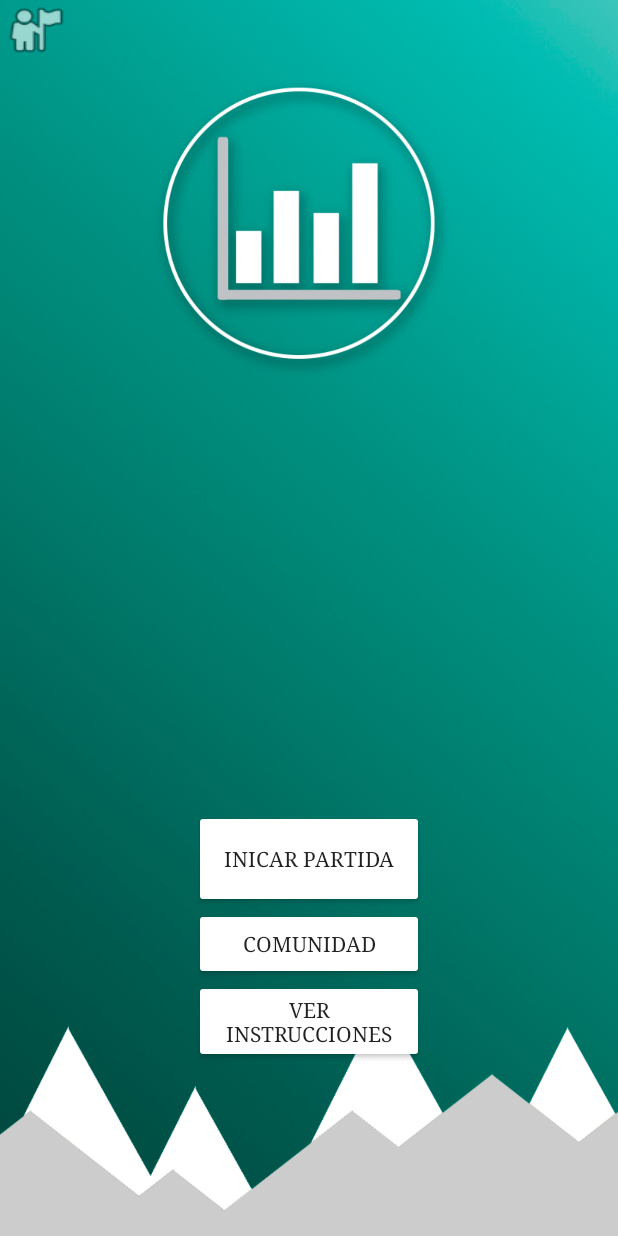
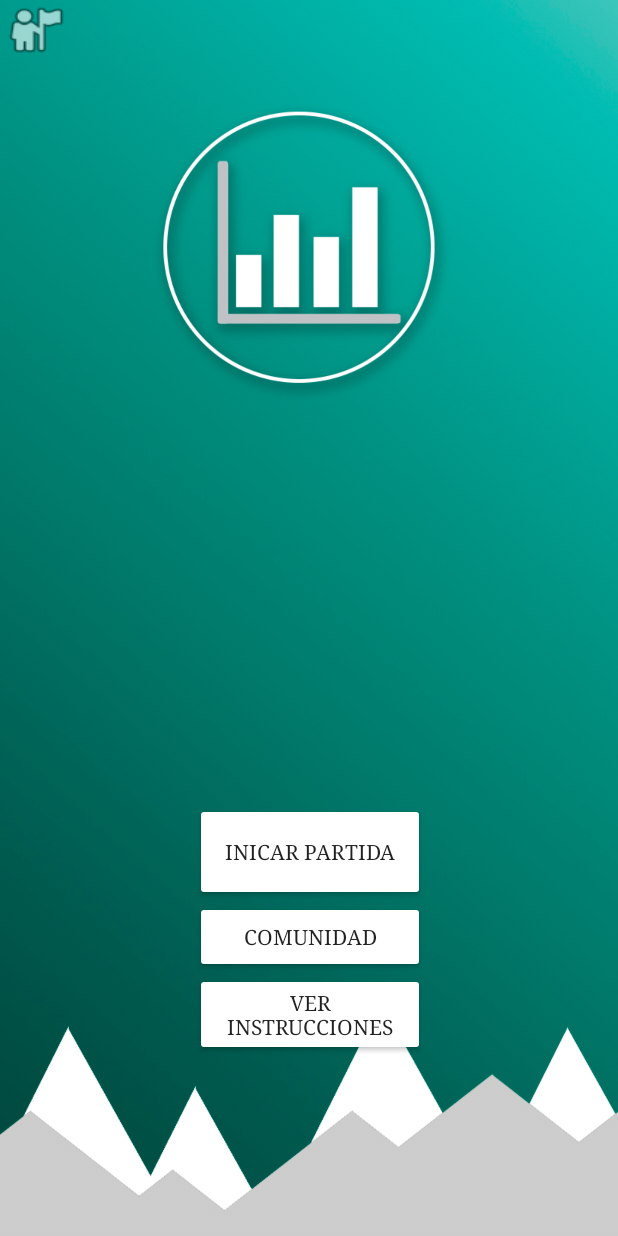
Before and after one commit to MarcoKun93/TFG_FinancialGame, an Android app: the MenuDeInicio screen opened directly, with no data from a screen before it, on a phone screen of 412 x 824 dp. Run offline under Robolectric (Android 15) with nearby library versions, the phone set to English and light mode, and no system bars.

Commit message:
Ahora la actividad MainActivity, al introducir datos e iniciar partida, se eliminará de la pila de actividades. Cambio realizado para que al volver atrás o terminar la partida, ir directamente al menu principal.

```diff
--- a/app/src/main/java/com/dam/financialgame/controllers/MainActivity.java
+++ b/app/src/main/java/com/dam/financialgame/controllers/MainActivity.java
@@ -83,6 +83,7 @@ public class MainActivity extends AppCompatActivity {
            Intent intent = new Intent(view.getContext(), Escenario.class);
            intent.putExtra("numRondas", numRondas);
            startActivityForResult(intent, 0);
+           finish();
        } else {
            Toast toast = Toast.makeText(getApplicationContext(), "No hay jugadores registrados", Toast.LENGTH_LONG);
            toast.setGravity(Gravity.CENTER,0,0);  // Indicamos que aparezca la notificacion en el centro
--- a/app/src/main/res/layout/activity_introducir_datos.xml
+++ b/app/src/main/res/layout/activity_introducir_datos.xml
@@ -305,11 +305,12 @@
                         android:layout_width="match_parent"
                         android:layout_height="wrap_content"
                         android:layout_margin="10dp"
-                        android:fontFamily="casual"
+                        android:fontFamily="serif"
                         android:text="Introduzca el valor de los productos financieros:"
                         android:textColor="@android:color/black"
                         android:textSize="18sp"
-                        android:textStyle="bold" />
+                        android:textStyle="bold"
+                        android:typeface="serif" />
 
                     <TableLayout
                         android:layout_width="match_parent"
--- a/app/src/main/res/layout/activity_menu_de_inicio.xml
+++ b/app/src/main/res/layout/activity_menu_de_inicio.xml
@@ -12,10 +12,10 @@
         android:layout_width="0dp"
         android:layout_height="208dp"
         android:layout_marginBottom="132dp"
-        android:layout_marginTop="52dp"
+        android:layout_marginTop="68dp"
         app:layout_constraintBottom_toTopOf="@+id/progressBar"
         app:layout_constraintEnd_toEndOf="parent"
-        app:layout_constraintHorizontal_bias="0.0"
+        app:layout_constraintHorizontal_bias="1.0"
         app:layout_constraintStart_toStartOf="parent"
         app:layout_constraintTop_toTopOf="parent"
         app:srcCompat="@drawable/icono_principal" />
@@ -33,9 +33,10 @@
         android:id="@+id/tableLayout"
         android:layout_width="153dp"
         android:layout_height="0dp"
-        android:layout_marginBottom="115dp"
+        android:layout_marginBottom="120dp"
         app:layout_constraintBottom_toBottomOf="parent"
         app:layout_constraintEnd_toEndOf="parent"
+        app:layout_constraintHorizontal_bias="0.502"
         app:layout_constraintStart_toStartOf="parent">
 
         <TableRow
```
